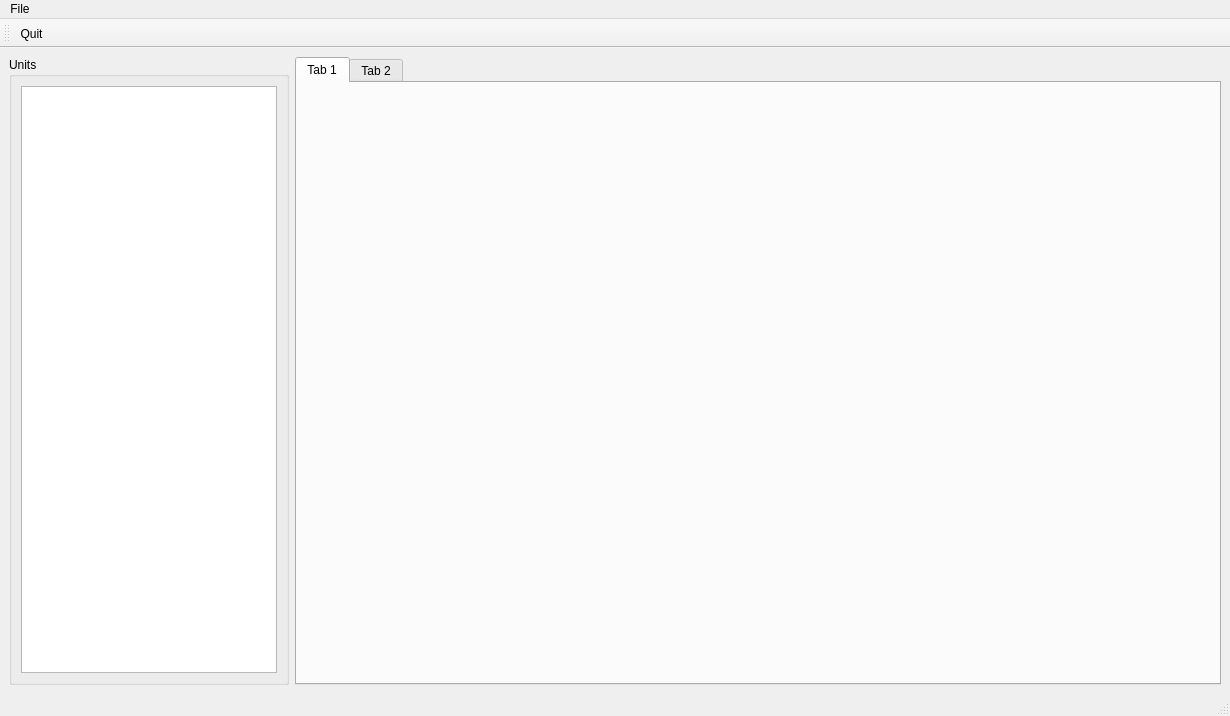
First picture: the form in manor.ui, repository cdock1029/manor, before the edit.
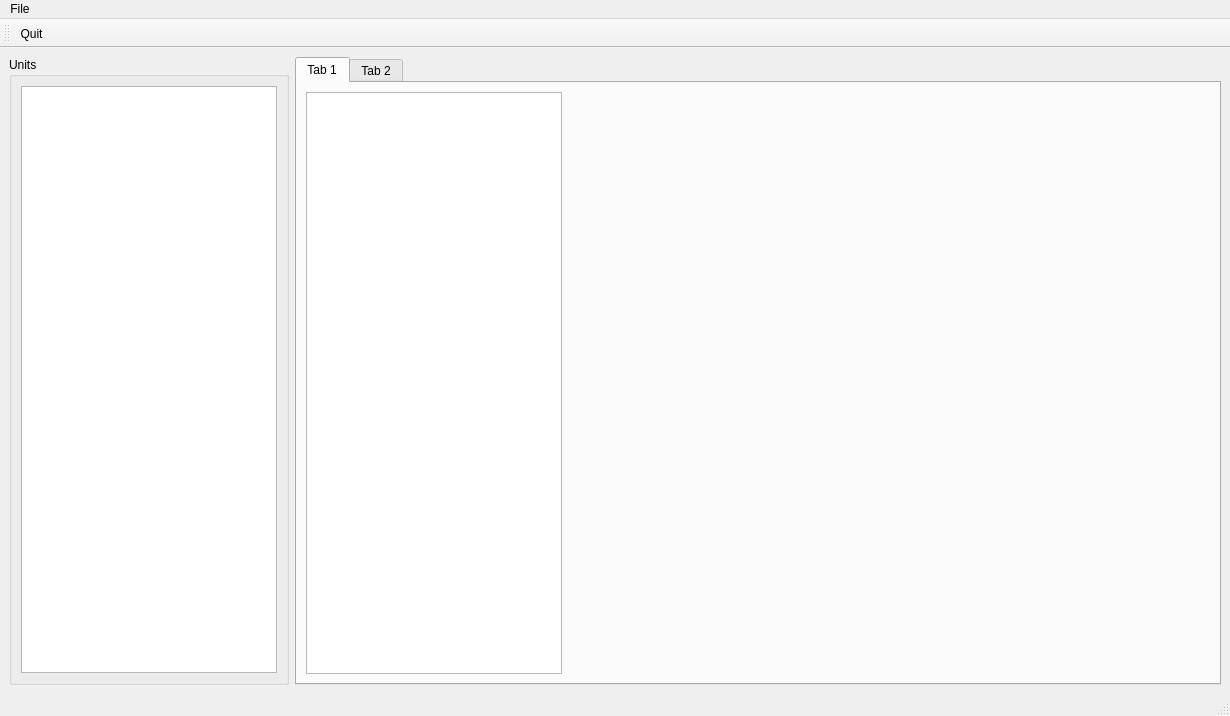
Second picture: the form after the edit. Icons and pictures are not drawn.

Commit message: units table and list

```diff
--- a/manor.ui
+++ b/manor.ui
@@ -42,14 +42,47 @@
         <verstretch>0</verstretch>
        </sizepolicy>
       </property>
+      <property name="tabPosition">
+       <enum>QTabWidget::North</enum>
+      </property>
+      <property name="tabShape">
+       <enum>QTabWidget::Rounded</enum>
+      </property>
       <property name="currentIndex">
        <number>0</number>
       </property>
+      <property name="movable">
+       <bool>false</bool>
+      </property>
       <widget class="QWidget" name="tab">
        <attribute name="title">
         <string>Tab 1</string>
        </attribute>
-       <layout class="QGridLayout" name="gridLayout"/>
+       <layout class="QHBoxLayout" name="horizontalLayout_2">
+        <item>
+         <widget class="QListView" name="tab_1_list_view">
+          <property name="sizePolicy">
+           <sizepolicy hsizetype="Maximum" vsizetype="Expanding">
+            <horstretch>0</horstretch>
+            <verstretch>0</verstretch>
+           </sizepolicy>
+          </property>
+         </widget>
+        </item>
+        <item>
+         <spacer name="horizontalSpacer">
+          <property name="orientation">
+           <enum>Qt::Horizontal</enum>
+          </property>
+          <property name="sizeHint" stdset="0">
+           <size>
+            <width>639</width>
+            <height>20</height>
+           </size>
+          </property>
+         </spacer>
+        </item>
+       </layout>
       </widget>
       <widget class="QWidget" name="tab_2">
        <attribute name="title">
```
Left out of the diff: 3 changed lines with no effect on the pictures. The commit also changes 7 other files.
